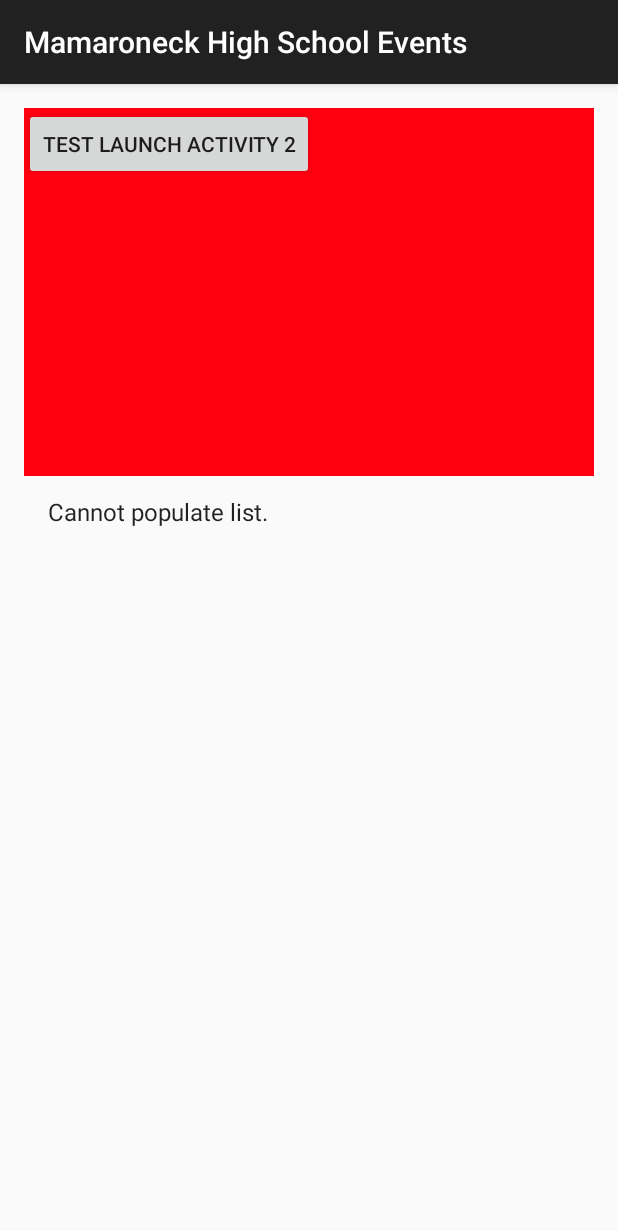
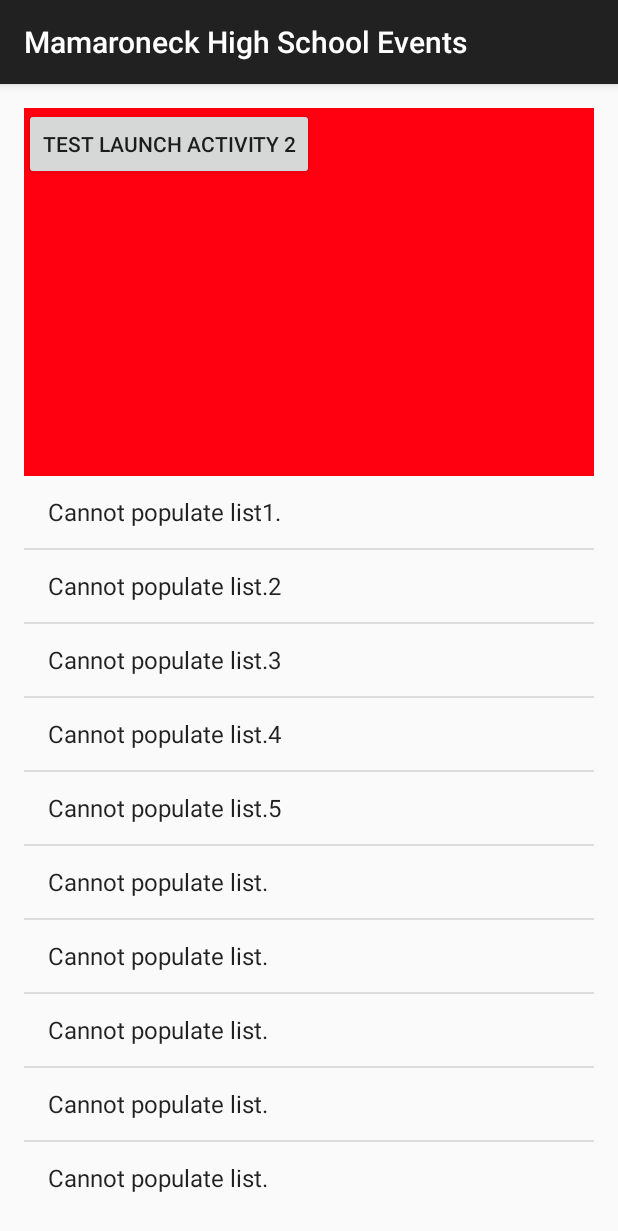
Before and after one commit to MHSCSClub/FBLA_MobileApp_2015, an Android app: the screen it shows after launch (MainActivity), on a phone screen of 412 x 824 dp. Shown: the top 1231 px of the screen. Run offline under Robolectric (Android 15) with nearby library versions, the phone set to English and light mode, and no system bars.

Commit message:
ListView Works

```diff
--- a/FBLA2015/app/src/main/java/com/aakportfolio/www/fbla2015/MainActivity.java
+++ b/FBLA2015/app/src/main/java/com/aakportfolio/www/fbla2015/MainActivity.java
@@ -6,7 +6,11 @@
         import android.view.View;
         import android.content.Intent;
         import android.view.MenuItem;
+        import android.widget.ListView;
         import java.util.ArrayList;
+        import android.widget.AdapterView;
+        import android.widget.AdapterView.OnItemClickListener;
+        import android.widget.Toast;
 
 
 public class MainActivity extends ActionBarActivity {
@@ -19,6 +23,20 @@
         //TODO download TSV or use local if needed. if no local, used hardcoded string or have extracted TSV
         //TODO Parse TSV to fill listview. Don't forget to add wait progress bar on activity, or as dialoge
         //TODO Fill ListView with titles from parsed TSV
+        final String Names[]={"USA","RUSSIA","ENGLAND","AUSTRALIA","JAPAN"};
+
+        ListView LV=(ListView) findViewById(R.id.listView);
+
+        LV.setOnItemClickListener(new OnItemClickListener() {
+
+            public void onItemClick(AdapterView<?> arg0, View arg1, int position,
+                                    long arg3) {
+                // TODO Auto-generated method stub
+
+                sendMessage(arg1,position);
+                }
+        });
+
 
     }
 
@@ -40,7 +58,7 @@
 
         return super.onOptionsItemSelected(item);
     }
-    public void sendMessage(View view) {
+    public void sendMessage(View view, int arrPOS) {
         Intent intent = new Intent(this, eventDummy.class);
         //We will try to launch the activity instead with what was selected from
         intent.putExtra("titleBar","Untitled"); //TODO Replace with selected OBJECT, looked up by position (in arraylist and listview)
--- a/FBLA2015/app/src/main/res/values/strings.xml
+++ b/FBLA2015/app/src/main/res/values/strings.xml
@@ -6,7 +6,19 @@
     <string name="action_settings">Settings</string>
 
     <string-array name="list">
+        <item>Cannot populate list1.</item>
+        <item>Cannot populate list.2</item>
+        <item>Cannot populate list.3</item>
+        <item>Cannot populate list.4</item>
+        <item>Cannot populate list.5</item>
         <item>Cannot populate list.</item>
+        <item>Cannot populate list.</item>
+        <item>Cannot populate list.</item>
+        <item>Cannot populate list.</item>
+        <item>Cannot populate list.</item>
+        <item>Cannot populate list.</item>
+        <item>Cannot populate list.</item>
+
     </string-array>
 
     <string name="title_activity_event_dummy">eventDummy</string>
```
